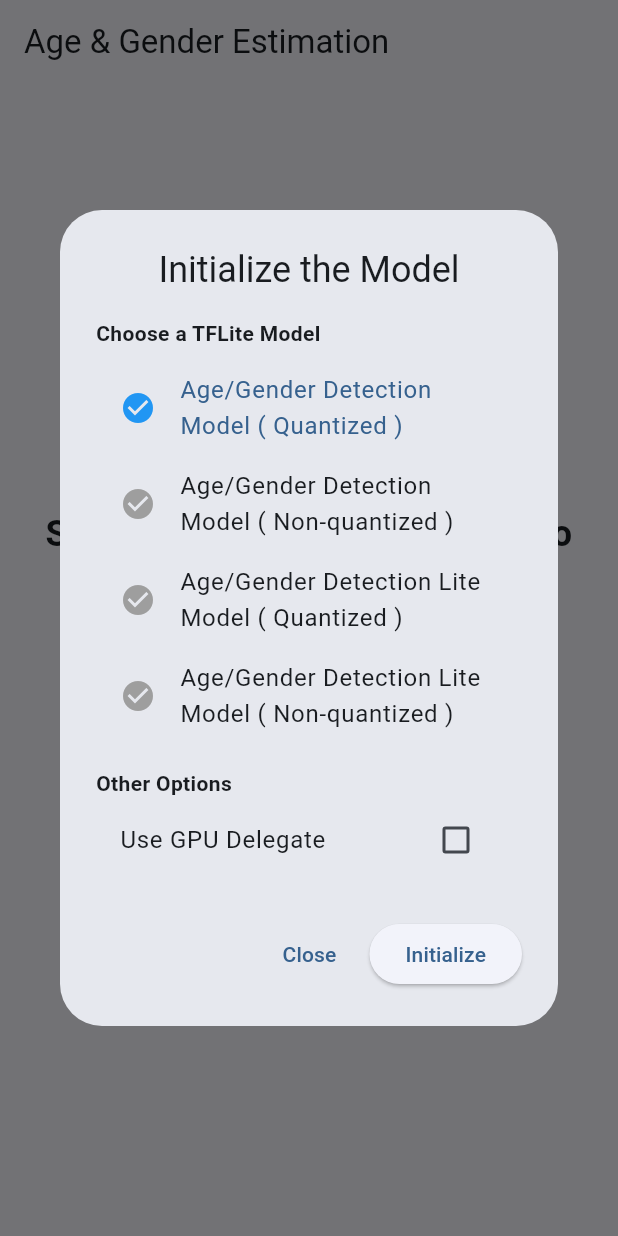
After one commit to biobinary/flutter-application-ppb, a Flutter app: the screen it shows after launch, after a tap on "Take Photo", on a phone screen of 412 x 824 dp. The commit adds this screen. Run offline on Flutter 3.47's test engine with Material 3 defaults, Android fonts, the phone set to English and light mode, and no system bars; our stand-ins replace flutter_spinkit, image_picker; missing offline and left inert: google_mlkit_face_detection, tflite_flutter.

Commit message:
Add age & gender estimation models and UI
Integrates on-device age and gender estimation into the app: adds multiple TFLite models under assets/models and model wrapper classes (age_estimation_model, gender_classification_model). Implements face detection service using ML Kit, a new HomeScreen UI for image selection, model configuration (including optional GPU delegate), and image processing + result display with inference timings. Updates Android config (minSdk to 26, camera feature/permissions and aaptOptions to avoid compressing .tflite/.lite assets) and updates pubspec.yaml to include required dependencies and the assets folder.

```diff
--- a/lib/main.dart
+++ b/lib/main.dart
@@ -1,32 +1,23 @@
 import 'package:flutter/material.dart';
+import 'ui/home_screen.dart';
 
-void main() => runApp(
-  MaterialApp(
-    home: Scaffold(
-      appBar: AppBar(
-        title: Text('My First App'),
-        centerTitle: true,
-        backgroundColor: Colors.red[600],
+void main() {
+  WidgetsFlutterBinding.ensureInitialized();
+  runApp(const MyApp());
+}
+
+class MyApp extends StatelessWidget {
+  const MyApp({super.key});
+
+  @override
+  Widget build(BuildContext context) {
+    return MaterialApp(
+      title: 'Age & Gender Estimation',
+      theme: ThemeData(
+        colorScheme: ColorScheme.fromSeed(seedColor: Colors.blue),
+        useMaterial3: true,
       ),
-
-      body: Center(
-        child: Text(
-          'hello ninjas!',
-          style: TextStyle(
-            fontSize: 20,
-            fontWeight: FontWeight.bold,
-            letterSpacing: 2,
-            color: Colors.grey[600],
-            fontFamily: 'IndieFlower',
-          ),
-        ),
-      ),
-
-      floatingActionButton: FloatingActionButton(
-        onPressed: () => {},
-        child: Text('click'),
-        backgroundColor: Colors.red[600],
-      ),
-    ),
-  ),
-);
+      home: const HomeScreen(),
+    );
+  }
+}
--- /dev/null
+++ b/lib/services/face_detector_service.dart
@@ -0,0 +1,20 @@
+import 'package:google_mlkit_face_detection/google_mlkit_face_detection.dart';
+
+class FaceDetectorService {
+  late FaceDetector _faceDetector;
+
+  FaceDetectorService() {
+    final options = FaceDetectorOptions(
+      performanceMode: FaceDetectorMode.fast,
+    );
+    _faceDetector = FaceDetector(options: options);
+  }
+
+  Future<List<Face>> detectFaces(InputImage inputImage) async {
+    return await _faceDetector.processImage(inputImage);
+  }
+
+  void dispose() {
+    _faceDetector.close();
+  }
+}
--- /dev/null
+++ b/lib/ui/home_screen.dart
@@ -0,0 +1,409 @@
+import 'dart:io';
+import 'package:flutter/material.dart';
+import 'package:image_picker/image_picker.dart';
+import 'package:google_mlkit_face_detection/google_mlkit_face_detection.dart';
+import 'package:tflite_flutter/tflite_flutter.dart';
+import 'package:image/image.dart' as img;
+import '../models/age_estimation_model.dart';
+import '../models/gender_classification_model.dart';
+import '../services/face_detector_service.dart';
+import 'package:flutter_spinkit/flutter_spinkit.dart';
+
+class HomeScreen extends StatefulWidget {
+  const HomeScreen({super.key});
+
+  @override
+  State<HomeScreen> createState() => _HomeScreenState();
+}
+
+class _HomeScreenState extends State<HomeScreen> {
+  final ImagePicker _picker = ImagePicker();
+  final FaceDetectorService _faceDetectorService = FaceDetectorService();
+
+  AgeEstimationModel? _ageEstimationModel;
+  GenderClassificationModel? _genderClassificationModel;
+
+  File? _image;
+  String _predictedAge = "";
+  String _predictedGender = "";
+  double _ageInferenceTime = 0;
+  double _genderInferenceTime = 0;
+
+  bool _isModelInitialized = false;
+  bool _isProcessing = false;
+  bool _showImageSelector = true;
+
+  final List<String> _modelNames = [
+    "Age/Gender Detection Model ( Quantized ) ",
+    "Age/Gender Detection Model ( Non-quantized )",
+    "Age/Gender Detection Lite Model ( Quantized )",
+    "Age/Gender Detection Lite Model ( Non-quantized )",
+  ];
+
+  final List<List<String>> _modelFilenames = [
+    ["model_age_q.tflite", "model_gender_q.tflite"],
+    ["model_age_nonq.tflite", "model_gender_nonq.tflite"],
+    ["model_lite_age_q.tflite", "model_lite_gender_q.tflite"],
+    ["model_lite_age_nonq.tflite", "model_lite_gender_nonq.tflite"],
+  ];
+
+  int _selectedModelIndex = 0;
+
+  @override
+  void dispose() {
+    _faceDetectorService.dispose();
+    _ageEstimationModel?.interpreter?.close();
+    _genderClassificationModel?.interpreter?.close();
+    super.dispose();
+  }
+
+  Future<void> _initModels(bool useGpu) async {
+    setState(() {
+      _isProcessing = true;
+    });
+
+    try {
+      final options = InterpreterOptions();
+      if (useGpu) {
+        if (Platform.isAndroid) {
+          options.addDelegate(GpuDelegateV2());
+        } else if (Platform.isIOS) {
+          options.addDelegate(GpuDelegate());
+        }
+      }
+
+      final ageInterpreter = await Interpreter.fromAsset(
+        'assets/models/${_modelFilenames[_selectedModelIndex][0]}',
+        options: options,
+      );
+      final genderInterpreter = await Interpreter.fromAsset(
+        'assets/models/${_modelFilenames[_selectedModelIndex][1]}',
+        options: options,
+      );
+
+      setState(() {
+        _ageEstimationModel = AgeEstimationModel(interpreter: ageInterpreter);
+        _genderClassificationModel = GenderClassificationModel(interpreter: genderInterpreter);
+        _isModelInitialized = true;
+        _isProcessing = false;
+      });
+
+      if (mounted) {
+        ScaffoldMessenger.of(context).showSnackBar(
+          const SnackBar(content: Text("Models initialized.")),
+        );
+      }
+    } catch (e) {
+      setState(() {
+        _isProcessing = false;
+      });
+      if (mounted) {
+        ScaffoldMessenger.of(context).showSnackBar(
+          SnackBar(content: Text("Error initializing models: $e")),
+        );
+      }
+    }
+  }
+
+  Future<void> _processImage(XFile? pickedFile) async {
+    if (pickedFile == null) return;
+
+    setState(() {
+      _image = File(pickedFile.path);
+      _isProcessing = true;
+    });
+
+    final inputImage = InputImage.fromFilePath(pickedFile.path);
+    final faces = await _faceDetectorService.detectFaces(inputImage);
+
+    if (faces.isNotEmpty) {
+      final face = faces.first;
+      final bytes = await pickedFile.readAsBytes();
+      final originalImage = img.decodeImage(bytes);
+
+      if (originalImage != null) {
+        // Match Kotlin's shift logic (top + 5)
+        const int shift = 5;
+        final faceCrop = img.copyCrop(
+          originalImage,
+          x: face.boundingBox.left.toInt(),
+          y: (face.boundingBox.top.toInt() + shift).clamp(0, originalImage.height),
+          width: face.boundingBox.width.toInt(),
+          height: face.boundingBox.height.toInt(),
+        );
+
+        final age = await _ageEstimationModel!.predictAge(faceCrop);
+        final genderProbs = await _genderClassificationModel!.predictGender(faceCrop);
+
+        setState(() {
+          _predictedAge = age.floor().toString();
+          _predictedGender = genderProbs[0] > genderProbs[1] ? "Male" : "Female";
+          _ageInferenceTime = _ageEstimationModel!.inferenceTime;
+          _genderInferenceTime = _genderClassificationModel!.inferenceTime;
+          _showImageSelector = false;
+          _isProcessing = false;
+        });
+      }
+    } else {
+      setState(() {
+        _isProcessing = false;
+      });
+      if (mounted) {
+        ScaffoldMessenger.of(context).showSnackBar(
+          const SnackBar(content: Text("No faces detected in the image.")),
+        );
+      }
+    }
+  }
+
+  void _showModelInitDialog() {
+    bool useGpu = false;
+    showDialog(
+      context: context,
+      builder: (context) {
+        return StatefulBuilder(
+          builder: (context, setDialogState) {
+            return AlertDialog(
+              title: const Text("Initialize the Model", textAlign: TextAlign.center),
+              content: SingleChildScrollView(
+                child: Column(
+                  mainAxisSize: MainAxisSize.min,
+                  crossAxisAlignment: CrossAxisAlignment.start,
+                  children: [
+                    const Text("Choose a TFLite Model", style: TextStyle(fontWeight: FontWeight.bold)),
+                    const SizedBox(height: 8),
+                    ...List.generate(_modelNames.length, (index) {
+                      return ListTile(
+                        leading: Icon(
+                          Icons.check_circle,
+                          color: _selectedModelIndex == index ? Colors.blue : Colors.grey,
+                        ),
+                        title: Text(_modelNames[index]),
+                        selected: _selectedModelIndex == index,
+                        onTap: () {
+                          setDialogState(() {
+                            _selectedModelIndex = index;
+                          });
+                        },
+                      );
+                    }),
+                    const SizedBox(height: 16),
+                    const Text("Other Options", style: TextStyle(fontWeight: FontWeight.bold)),
+                    CheckboxListTile(
+                      title: const Text("Use GPU Delegate"),
+                      value: useGpu,
+                      onChanged: (val) {
+                        setDialogState(() {
+                          useGpu = val ?? false;
+                        });
+                      },
+                    ),
+                  ],
+                ),
+              ),
+              actions: [
+                TextButton(
+                  onPressed: () => Navigator.pop(context),
+                  child: const Text("Close"),
+                ),
+                ElevatedButton(
+                  onPressed: () {
+                    Navigator.pop(context);
+                    _initModels(useGpu);
+                  },
+                  child: const Text("Initialize"),
+                ),
+              ],
+            );
+          },
+        );
+      },
+    );
+  }
+
+  @override
+  Widget build(BuildContext context) {
+    return Scaffold(
+      appBar: AppBar(
+        title: const Text("Age & Gender Estimation"),
+        actions: [
+          if (!_showImageSelector)
+            IconButton(
+              icon: const Icon(Icons.refresh),
+              onPressed: () {
+                setState(() {
+                  _showImageSelector = true;
+                });
+              },
+            ),
+        ],
+      ),
+      body: Stack(
+        children: [
+          _showImageSelector ? _buildImageSelector() : _buildPredictionsLayout(),
+          if (_isProcessing)
+            Container(
+              color: Colors.black.withAlpha(128),
+              child: const Center(
+                child: Column(
+                  mainAxisSize: MainAxisSize.min,
+                  children: [
+                    SpinKitFadingCircle(color: Colors.white, size: 50.0),
+                    SizedBox(height: 16),
+                    Text("Processing...", style: TextStyle(color: Colors.white, fontSize: 18)),
+                  ],
+                ),
+              ),
+            ),
+        ],
+      ),
+    );
+  }
+
+  Widget _buildImageSelector() {
+    return Center(
+      child: Column(
+        mainAxisAlignment: MainAxisAlignment.center,
+        children: [
+          const Text(
+            "Select a Picture or Take a Photo",
+            textAlign: TextAlign.center,
+            style: TextStyle(fontSize: 24, fontWeight: FontWeight.bold),
+          ),
+          const SizedBox(height: 48),
+          Row(
+            mainAxisAlignment: MainAxisAlignment.spaceEvenly,
+            children: [
+              _buildActionButton(
+                icon: Icons.camera_alt,
+                label: "Take Photo",
+                onPressed: () async {
+                  if (!_isModelInitialized) {
+                    _showModelInitDialog();
+                  } else {
+                    final pickedFile = await _picker.pickImage(source: ImageSource.camera);
+                    _processImage(pickedFile);
+                  }
+                },
+              ),
+              _buildActionButton(
+                icon: Icons.image,
+                label: "Select Picture",
+                onPressed: () async {
+                  if (!_isModelInitialized) {
+                    _showModelInitDialog();
+                  } else {
+                    final pickedFile = await _picker.pickImage(source: ImageSource.gallery);
+                    _processImage(pickedFile);
+                  }
+                },
+              ),
+            ],
+          ),
+          const SizedBox(height: 24),
+          ElevatedButton(
+            onPressed: _showModelInitDialog,
+            child: const Text("Configure Model"),
+          ),
+        ],
+      ),
+    );
+  }
+
+  Widget _buildPredictionsLayout() {
+    return SingleChildScrollView(
+      padding: const EdgeInsets.all(16),
+      child: Column(
+        children: [
+          if (_image != null)
+            Card(
+              clipBehavior: Clip.antiAlias,
+              child: Image.file(_image!),
+            ),
+          const SizedBox(height: 16),
+          _buildResultsCard(),
+          const SizedBox(height: 24),
+          Row(
+            mainAxisAlignment: MainAxisAlignment.spaceEvenly,
+            children: [
+              _buildActionButton(
+                icon: Icons.camera_alt,
+                label: "Take Photo",
+                onPressed: () async {
+                  final pickedFile = await _picker.pickImage(source: ImageSource.camera);
+                  _processImage(pickedFile);
+                },
+              ),
+              _buildActionButton(
+                icon: Icons.image,
+                label: "Select Picture",
+                onPressed: () async {
+                  final pickedFile = await _picker.pickImage(source: ImageSource.gallery);
+                  _processImage(pickedFile);
+                },
+              ),
+            ],
+          ),
+        ],
+      ),
+    );
+  }
+
+  Widget _buildResultsCard() {
+    return Card(
+      elevation: 4,
+      child: Padding(
+        padding: const EdgeInsets.all(16),
+        child: Column(
+          children: [
+            Row(
+              mainAxisAlignment: MainAxisAlignment.spaceEvenly,
+              children: [
+                _buildResultItem("Predicted Age", _predictedAge),
+                _buildResultItem("Predicted Gender", _predictedGender),
+              ],
+            ),
+            const Divider(height: 32),
+            Align(
+              alignment: Alignment.centerLeft,
+              child: Column(
+                crossAxisAlignment: CrossAxisAlignment.start,
+                children: [
+                  Text(
+                    "Age Estimation Inference Time: ${_ageInferenceTime.toInt()} ms",
+                    style: const TextStyle(fontSize: 12),
+                  ),
+                  Text(
+                    "Gender Detection Inference Time: ${_genderInferenceTime.toInt()} ms",
+                    style: const TextStyle(fontSize: 12),
+                  ),
+                ],
+              ),
+            ),
+          ],
+        ),
+      ),
+    );
+  }
+
+  Widget _buildResultItem(String title, String value) {
+    return Column(
+      children: [
+        Text(title, style: const TextStyle(fontWeight: FontWeight.bold, fontSize: 16)),
+        const SizedBox(height: 4),
+        Text(value, style: const TextStyle(fontSize: 20, color: Colors.blue)),
+      ],
+    );
+  }
+
+  Widget _buildActionButton({required IconData icon, required String label, required VoidCallback onPressed}) {
+    return ElevatedButton.icon(
+      onPressed: onPressed,
+      icon: Icon(icon),
+      label: Text(label),
+      style: ElevatedButton.styleFrom(
+        padding: const EdgeInsets.symmetric(horizontal: 16, vertical: 12),
+      ),
+    );
+  }
+}
```
Also changed, not shown: lib/models/age_estimation_model.dart (added, +53 -0 lines), lib/models/gender_classification_model.dart (added, +52 -0 lines), pubspec.yaml (+9 -21 lines), pubspec.lock, 10 other files.
